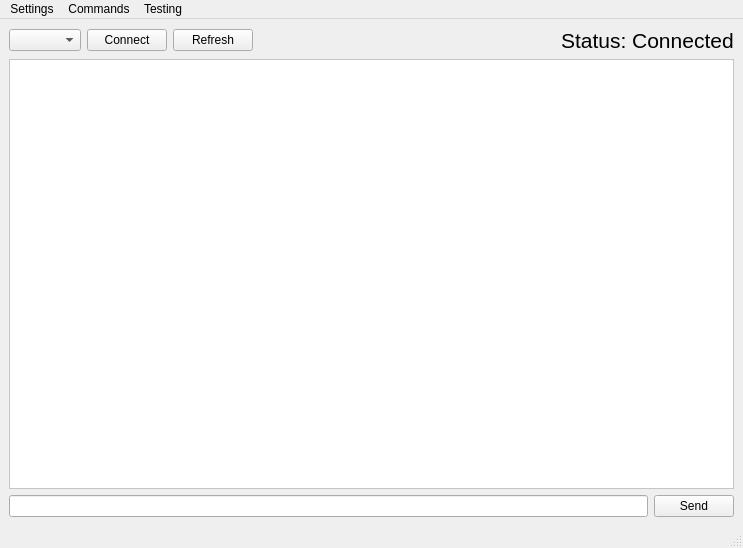
Before: the Qt Designer form san-antonio/src/san_antonio.ui in jumiknows/AleasatV2, drawn with Qt 5.
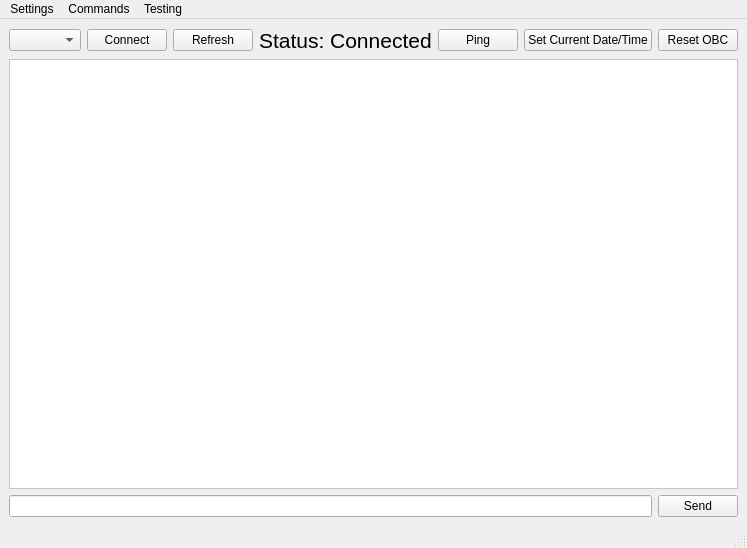
After: the same form once the commit is applied.

Commit message: ALEA-809 Fix San Antonio / HIL Test serial handling https://gitlab.com/alea-2020/command-data-handling/obc2-firmware/-/merge_requests/124

The edit to the form file:
```diff
--- a/san-antonio/src/san_antonio.ui
+++ b/san-antonio/src/san_antonio.ui
@@ -20,14 +20,10 @@
    <layout class="QVBoxLayout" name="verticalLayout">
     <item>
      <layout class="QGridLayout" name="gridLayout">
-      <item row="0" column="1">
-       <widget class="QPushButton" name="connect_button">
-        <property name="text">
-         <string>Connect</string>
-        </property>
-       </widget>
+      <item row="0" column="0">
+       <widget class="QComboBox" name="comboBox"/>
       </item>
-      <item row="0" column="4" alignment="Qt::AlignHCenter">
+      <item row="0" column="5">
        <widget class="QLabel" name="status_label">
         <property name="font">
          <font>
@@ -39,22 +35,6 @@
         </property>
        </widget>
       </item>
-      <item row="0" column="0">
-       <widget class="QComboBox" name="comboBox"/>
-      </item>
-      <item row="0" column="3">
-       <spacer name="horizontalSpacer">
-        <property name="orientation">
-         <enum>Qt::Horizontal</enum>
-        </property>
-        <property name="sizeHint" stdset="0">
-         <size>
-          <width>40</width>
-          <height>20</height>
-         </size>
-        </property>
-       </spacer>
-      </item>
       <item row="0" column="2">
        <widget class="QPushButton" name="refresh_button">
         <property name="text">
@@ -62,6 +42,60 @@
         </property>
        </widget>
       </item>
+      <item row="0" column="9">
+       <widget class="QPushButton" name="reset_button">
+        <property name="text">
+         <string>Reset OBC</string>
+        </property>
+       </widget>
+      </item>
+      <item row="0" column="8">
+       <widget class="QPushButton" name="set_datetime_button">
+        <property name="text">
+         <string>Set Current Date/Time</string>
+        </property>
+       </widget>
+      </item>
+      <item row="0" column="4">
+       <spacer name="horizontalSpacer">
+        <property name="orientation">
+         <enum>Qt::Horizontal</enum>
+        </property>
+        <property name="sizeHint" stdset="0">
+         <size>
+          <width>40</width>
+          <height>20</height>
+         </size>
+        </property>
+       </spacer>
+      </item>
+      <item row="0" column="1">
+       <widget class="QPushButton" name="connect_button">
+        <property name="text">
+         <string>Connect</string>
+        </property>
+       </widget>
+      </item>
+      <item row="0" column="6">
+       <spacer name="horizontalSpacer_2">
+        <property name="orientation">
+         <enum>Qt::Horizontal</enum>
+        </property>
+        <property name="sizeHint" stdset="0">
+         <size>
+          <width>40</width>
+          <height>20</height>
+         </size>
+        </property>
+       </spacer>
+      </item>
+      <item row="0" column="7">
+       <widget class="QPushButton" name="ping_button">
+        <property name="text">
+         <string>Ping</string>
+        </property>
+       </widget>
+      </item>
      </layout>
     </item>
     <item>
```
The commit also changes 48 other files.
